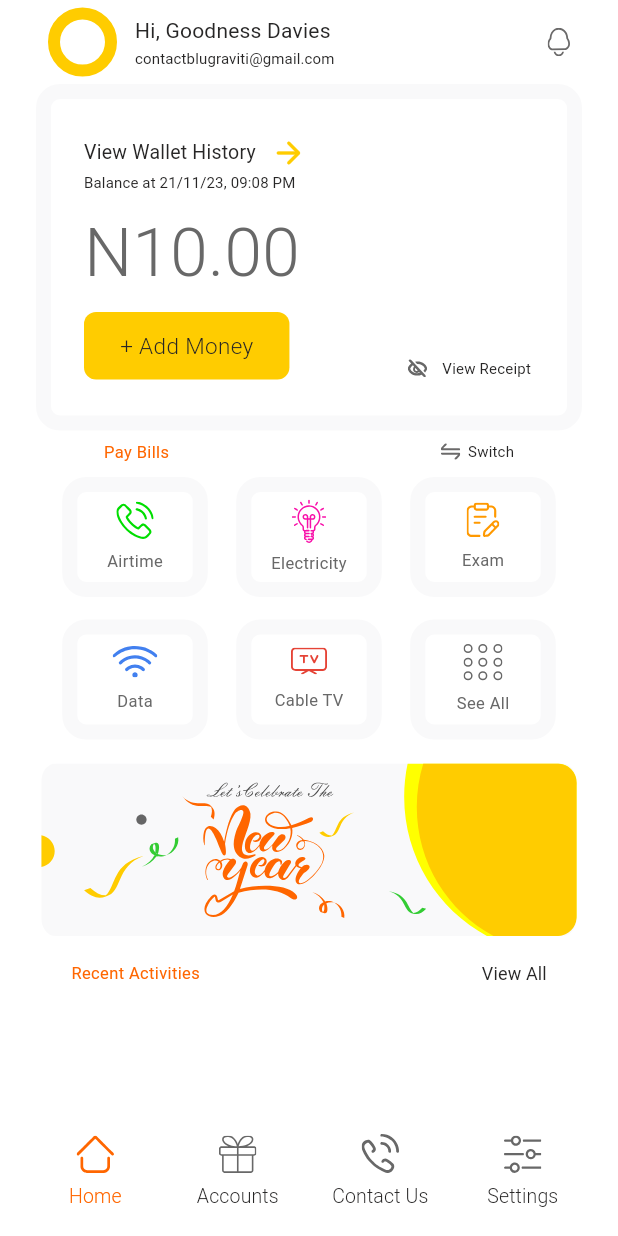
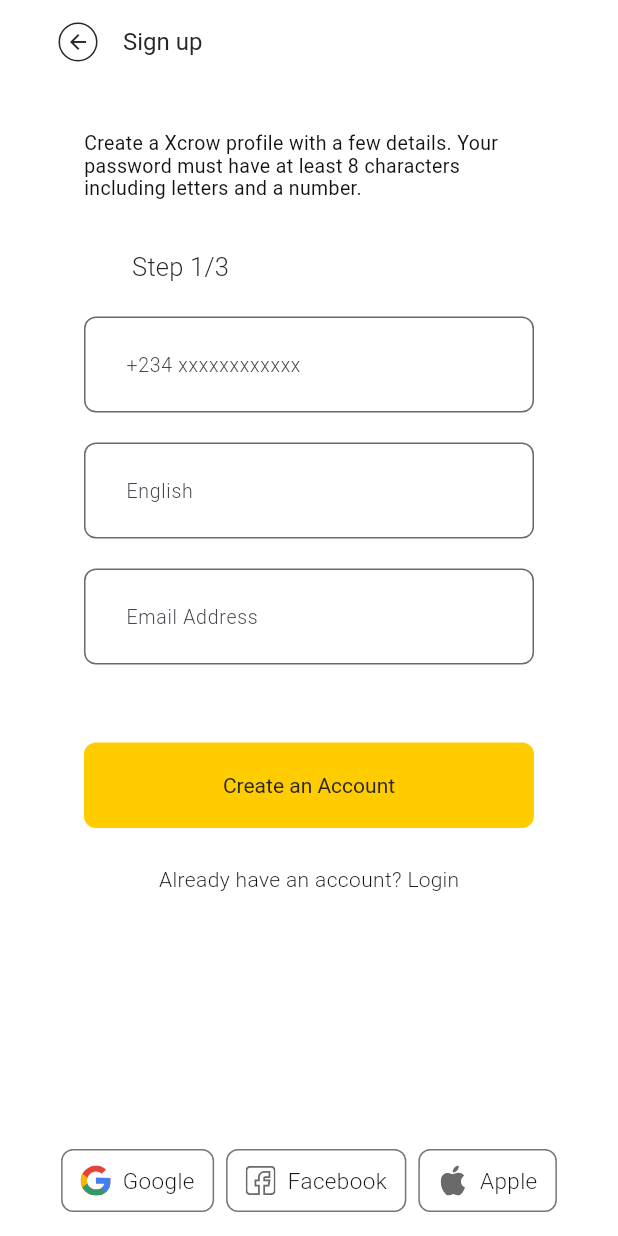
Before and after one commit to De-Morgan/xcrow, a Flutter app: the screen it shows after launch, on a phone screen of 412 x 824 dp. Run offline on Flutter 3.47's test engine with Material 3 defaults, Android fonts, the phone set to English and light mode, and no system bars; our stand-ins replace dio, flutter_svg, hooks_riverpod.

Commit message:
confirm email page

```diff
--- /dev/null
+++ b/lib/ui/onboarding/pages/sign_up_step_one.dart
@@ -0,0 +1,175 @@
+import 'package:flutter/material.dart';
+import 'package:hooks_riverpod/hooks_riverpod.dart';
+import 'package:xcrow/ui/home_page/widgets/nav_page_padding.dart';
+import 'package:xcrow/ui/onboarding/pages/confirm_email_page.dart';
+import 'package:xcrow/ui/onboarding/widgets/social_buttons.dart';
+import 'package:xcrow/ui/shared/app_button.dart';
+import 'package:xcrow/ui/shared/appbar_widget.dart';
+import 'package:xcrow/ui/shared/text_action_row.dart';
+import 'package:xcrow/ui/theme/font_familty.dart';
+import 'package:xcrow/ui/utils/context_extension.dart';
+
+class SignUpStepOne extends StatelessWidget {
+  const SignUpStepOne({super.key});
+
+  @override
+  Widget build(BuildContext context) {
+    return ScaffoldPagePaddingWidget(
+      horizontal: 24,
+      child: Scaffold(
+        appBar: AppBarWidget(
+          title: 'Sign up',
+        ),
+        body: Column(
+          children: [
+            Expanded(
+              child: Padding(
+                padding: const EdgeInsets.symmetric(horizontal: 32.0),
+                child: Column(
+                  crossAxisAlignment: CrossAxisAlignment.start,
+                  children: [
+                    SizedBox(height: 32),
+                    Text(
+                      "Create a Xcrow profile with a few details. Your password must have at least 8 characters including letters and a number.",
+                      style: context.bodyMedium?.copyWith(
+                          fontSize: 13,
+                          fontWeight: FontWeight.w300,
+                          height: 16.4 / 14),
+                    ),
+                    SizedBox(height: 32),
+                    Consumer(
+                      builder:
+                          (BuildContext context, WidgetRef ref, Widget? child) {
+                        final index = ref.watch(_pageIndexProvider);
+                        return IndexedStack(
+                          index: index,
+                          children: [
+                            _StepOneWidget(),
+                            child!,
+                          ],
+                        );
+                      },
+                      child: _StepTwoWidget(),
+                    ),
+                    Spacer(),
+                  ],
+                ),
+              ),
+            ),
+            SocialButtons(),
+            const SizedBox(height: 16),
+          ],
+        ),
+      ),
+    );
+  }
+}
+
+class _StepOneWidget extends ConsumerWidget {
+  const _StepOneWidget({super.key});
+
+  @override
+  Widget build(BuildContext context, WidgetRef ref) {
+    return Column(
+      crossAxisAlignment: CrossAxisAlignment.start,
+      children: [
+        Padding(
+          padding: const EdgeInsets.symmetric(horizontal: 32.0),
+          child: Text(
+            'Step 1/3',
+            style: context.titleMedium?.copyWith(
+                fontWeight: FontWeight.w200,
+                fontFamily: FontFamily.light,
+                fontSize: 17),
+          ),
+        ),
+        const SizedBox(height: 20),
+        TextField(
+          decoration: InputDecoration(hintText: '+234 xxxxxxxxxxxx'),
+        ),
+        const SizedBox(height: 20),
+        TextField(
+          decoration: InputDecoration(hintText: 'English'),
+        ),
+        const SizedBox(height: 20),
+        TextField(
+          decoration: InputDecoration(hintText: 'Email Address'),
+        ),
+        SizedBox(height: 52),
+        AppButton.elevatedButton(
+          label: 'Create an Account',
+          onPressed: () {
+            ref.read(_pageIndexProvider.notifier).state = 1;
+          },
+        ),
+        SizedBox(height: 24),
+        _AlreadyHasAccount()
+      ],
+    );
+  }
+}
+
+class _StepTwoWidget extends StatelessWidget {
+  const _StepTwoWidget({super.key});
+
+  @override
+  Widget build(BuildContext context) {
+    return Column(
+      crossAxisAlignment: CrossAxisAlignment.start,
+      children: [
+        Padding(
+          padding: const EdgeInsets.symmetric(horizontal: 32.0),
+          child: Text(
+            'Step 2/3',
+            style: context.titleMedium?.copyWith(
+                fontWeight: FontWeight.w200,
+                fontFamily: FontFamily.light,
+                fontSize: 17),
+          ),
+        ),
+        const SizedBox(height: 20),
+        TextField(
+          decoration: InputDecoration(hintText: 'First name'),
+        ),
+        const SizedBox(height: 20),
+        TextField(
+          decoration: InputDecoration(hintText: 'Surname name'),
+        ),
+        const SizedBox(height: 20),
+        TextField(
+          decoration: InputDecoration(hintText: 'Gender'),
+        ),
+        const SizedBox(height: 20),
+        TextField(
+          decoration: InputDecoration(hintText: 'User Name'),
+        ),
+        SizedBox(height: 20),
+        AppButton.elevatedButton(
+          label: 'Next',
+          onPressed: () {
+            context.push(ConfirmEmailPage());
+          },
+        ),
+        SizedBox(height: 24),
+        _AlreadyHasAccount()
+      ],
+    );
+  }
+}
+
+class _AlreadyHasAccount extends StatelessWidget {
+  const _AlreadyHasAccount({super.key});
+
+  @override
+  Widget build(BuildContext context) {
+    return TextActionRow(
+      title: 'Already have an account? ',
+      action: 'Login',
+      mainAxisAlignment: MainAxisAlignment.center,
+    );
+  }
+}
+
+final _pageIndexProvider = StateProvider<int>((ref) {
+  return 0;
+});
--- /dev/null
+++ b/lib/ui/onboarding/widgets/social_buttons.dart
@@ -0,0 +1,54 @@
+import 'package:flutter/material.dart';
+import 'package:xcrow/ui/shared/round_border_widget.dart';
+import 'package:xcrow/ui/shared/svg_widget.dart';
+import 'package:xcrow/ui/theme/font_familty.dart';
+import 'package:xcrow/ui/utils/string_extension.dart';
+import 'package:xcrow/ui/utils/svg_path.dart';
+
+class SocialButtons extends StatelessWidget {
+  const SocialButtons({super.key});
+
+  @override
+  Widget build(BuildContext context) {
+    return Row(
+      mainAxisAlignment: MainAxisAlignment.center,
+      children: [
+        ..._Social.values.map((e) => Padding(
+              padding: const EdgeInsets.symmetric(horizontal: 4.0),
+              child: RoundBorderWidget(
+                  //width: 114,
+                  height: 42,
+                  child: FittedBox(
+                    child: Row(
+                      children: [
+                        SvgWidget(
+                          svgPath: e.svgPath,
+                          width: 20,
+                          height: 20,
+                        ),
+                        const SizedBox(width: 8),
+                        Text(
+                          e.name.capitalize,
+                          style: const TextStyle(
+                              fontSize: 15,
+                              fontFamily: FontFamily.light,
+                              fontWeight: FontWeight.w200),
+                        )
+                      ],
+                    ),
+                  )),
+            ))
+      ],
+    );
+  }
+}
+
+enum _Social { google, facebook, apple }
+
+extension on _Social {
+  String get svgPath => switch (this) {
+        _Social.google => SvgPath.google,
+        _Social.facebook => SvgPath.facebook,
+        _Social.apple => SvgPath.apple,
+      };
+}
--- /dev/null
+++ b/lib/ui/shared/text_action_row.dart
@@ -0,0 +1,32 @@
+import 'package:flutter/material.dart';
+import 'package:xcrow/ui/theme/font_familty.dart';
+import 'package:xcrow/ui/utils/context_extension.dart';
+
+class TextActionRow extends StatelessWidget {
+  const TextActionRow(
+      {super.key,
+      required this.title,
+      this.mainAxisAlignment = MainAxisAlignment.start,
+      required this.action});
+  final String title;
+  final String action;
+  final MainAxisAlignment mainAxisAlignment;
+  @override
+  Widget build(BuildContext context) {
+    return Row(
+      mainAxisAlignment: mainAxisAlignment,
+      children: [
+        Text(
+          title,
+          style: TextStyle(
+              fontWeight: FontWeight.w200, fontFamily: FontFamily.light),
+        ),
+        Text(
+          action,
+          style: context.titleMedium?.copyWith(
+              fontWeight: FontWeight.w200, fontFamily: FontFamily.light),
+        )
+      ],
+    );
+  }
+}
--- a/lib/ui/theme/light_theme.dart
+++ b/lib/ui/theme/light_theme.dart
@@ -58,7 +58,7 @@ class LightTheme {
                   borderRadius: BorderRadius.circular(8))),
           textTheme: TextTheme(
             bodyMedium: _AppTextStyle.normal400Size14
-                .copyWith(color: _AppColors.gray02),
+                .copyWith(color: _AppColors.k141313),
             titleMedium: _AppTextStyle.normal400Size14
                 .copyWith(color: _AppColors.k272626),
             titleSmall: _AppTextStyle.normal400Size14
--- a/lib/ui/utils/svg_path.dart
+++ b/lib/ui/utils/svg_path.dart
@@ -43,4 +43,6 @@ class SvgPath {
   static const cashDeposit = '${_root}cash_deposit.svg';
 
   static const copy = '${_root}copy.svg';
+  static const google = '${_root}google.svg';
+  static const apple = '${_root}apple.svg';
 }
--- a/lib/ui/xcrow_app.dart
+++ b/lib/ui/xcrow_app.dart
@@ -1,5 +1,5 @@
 import 'package:flutter/material.dart';
-import 'package:xcrow/ui/home_page/pages/mother_page.dart';
+import 'package:xcrow/ui/onboarding/pages/sign_up_step_one.dart';
 import 'package:xcrow/ui/theme/theme.dart';
 
 class XCrowApp extends StatelessWidget {
@@ -16,7 +16,7 @@ class XCrowApp extends StatelessWidget {
       title: 'Xcrow',
       theme: LightTheme.theme,
       darkTheme: DarkTheme.theme,
-      home: const MotherPage(),
+      home: const SignUpStepOne(),
     );
   }
 }
```
Also changed, not shown: lib/ui/onboarding/pages/confirm_email_page.dart (added, +89 -0 lines), lib/ui/utils/string_extension.dart (added, +22 -0 lines), assets/svgs/apple.svg (added), assets/svgs/google.svg (added).
